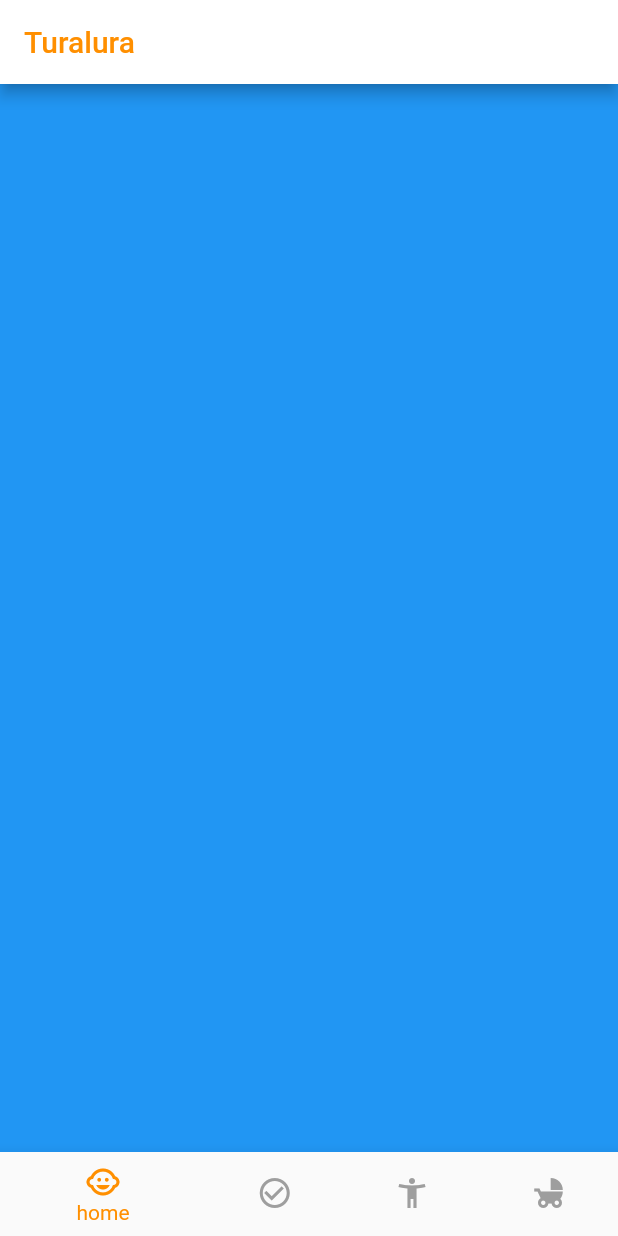
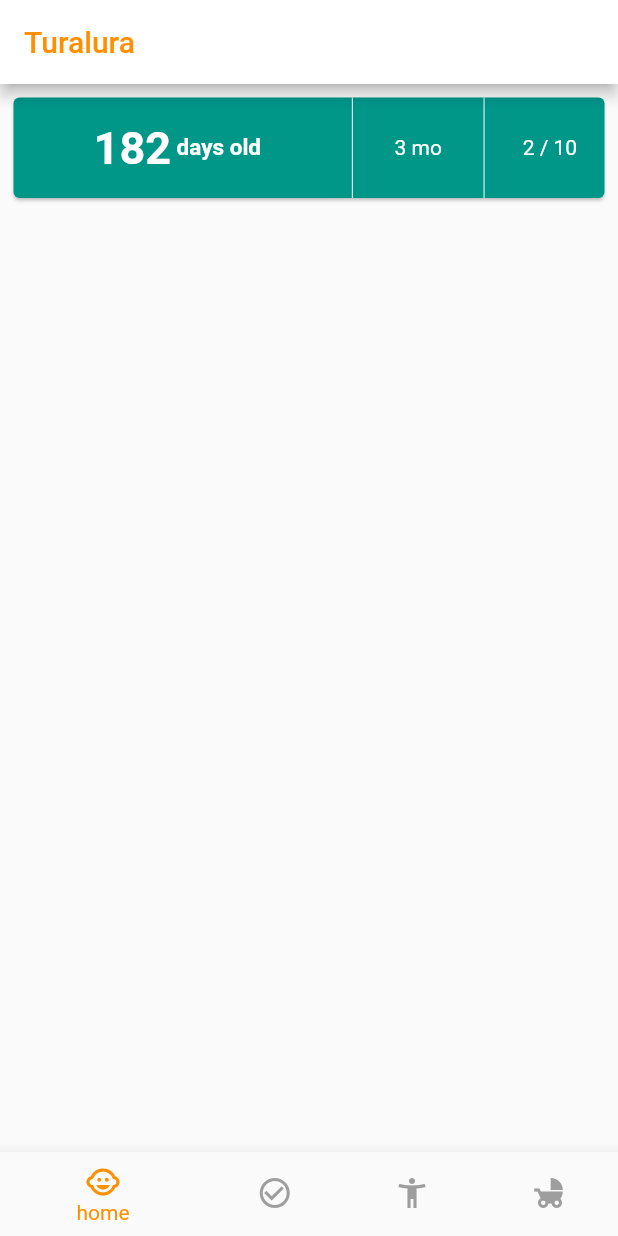
Before and after one commit to kimjaehu/turalura, a Flutter app: the screen it shows after launch, on a phone screen of 412 x 824 dp. Run offline on Flutter 3.47's test engine with Material 2 defaults, Android fonts, the phone set to English and light mode, and no system bars.

Commit message:
added progress card

```diff
--- a/lib/pages.dart
+++ b/lib/pages.dart
@@ -1,15 +1,6 @@
 import 'package:flutter/material.dart';
 
-class HomePage extends StatelessWidget {
-  @override
-  Widget build(BuildContext context) {
-    return Container(
-      color: Colors.blue,
-    );
-  }
-}
-
-class Checklist extends StatelessWidget {
+class Milestones extends StatelessWidget {
   @override
   Widget build(BuildContext context) {
     return Container(
--- /dev/null
+++ b/lib/views/home_view.dart
@@ -0,0 +1,80 @@
+import 'package:flutter/material.dart';
+
+class HomeView extends StatelessWidget {
+  final int age = 182;
+  final milestoneAge = "3 mo";
+  final milestones = 10;
+  final completedMilestones = 2;
+
+  Widget progress() {
+    return Container(
+      margin: EdgeInsets.all(5.0),
+      height: 75.0,
+      child: Card(
+        color: Colors.teal,
+        child: Row(
+          children: <Widget>[
+            Expanded(
+              flex: 6,
+              child: Center(
+                  child: Row(
+                    mainAxisAlignment: MainAxisAlignment.center,
+
+                children: <Widget>[
+                  Text(
+                    age.toString(),
+                    style: TextStyle(
+                        color: Colors.white,
+                        fontSize: 30.0,
+                        fontWeight: FontWeight.bold),
+                  ),
+                   Text(
+                    " days old",
+                    style: TextStyle(
+                        color: Colors.white,
+                        fontSize: 15.0,
+                        fontWeight: FontWeight.bold),
+                  ),
+                ],
+              )),
+            ),
+            VerticalDivider(
+              color: Colors.white,
+              width: 15.0,
+            ),
+            Expanded(
+              flex: 2,
+              child: Center(
+                child: Text(
+                  milestoneAge,
+                  style: TextStyle(color: Colors.white),
+                ),
+              ),
+            ),
+            VerticalDivider(
+              color: Colors.white,
+              width: 15.0,
+            ),
+            Expanded(
+              flex: 2,
+              child: Center(
+                child: Text(
+                  "${completedMilestones.toString()} / ${milestones.toString()}",
+                  style: TextStyle(color: Colors.white),
+                ),
+              ),
+            ),
+          ],
+        ),
+      ),
+    );
+  }
+
+  @override
+  Widget build(BuildContext context) {
+    return Container(
+        child: Column(
+      children: <Widget>[progress()],
+    ));
+  }
+}
--- a/lib/widgets/home_widget.dart
+++ b/lib/widgets/home_widget.dart
@@ -1,5 +1,6 @@
 import 'package:flutter/material.dart';
 import 'package:turalura/pages.dart';
+import 'package:turalura/views/home_view.dart';
 
 
 class Home extends StatefulWidget {
@@ -10,8 +11,8 @@ class Home extends StatefulWidget {
 class _HomeState extends State<Home> {
 int _currentIndex = 0;
 final List<Widget> _children = [
-  HomePage(),
-  Checklist(),
+  HomeView(),
+  Milestones(),
   Activities(),
   Gears(),
 ];
@@ -36,7 +37,7 @@ final List<Widget> _children = [
           ),
           BottomNavigationBarItem(
             icon: new Icon(Icons.check_circle_outline),
-            title: new Text("Checklist"),
+            title: new Text("Milestones"),
           ),
           BottomNavigationBarItem(
             icon: new Icon(Icons.accessibility_new),
```
